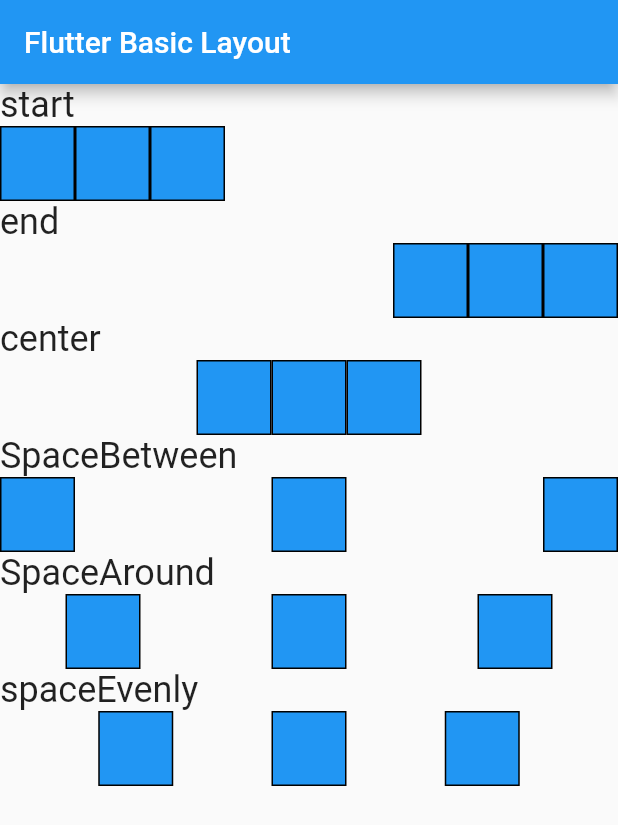
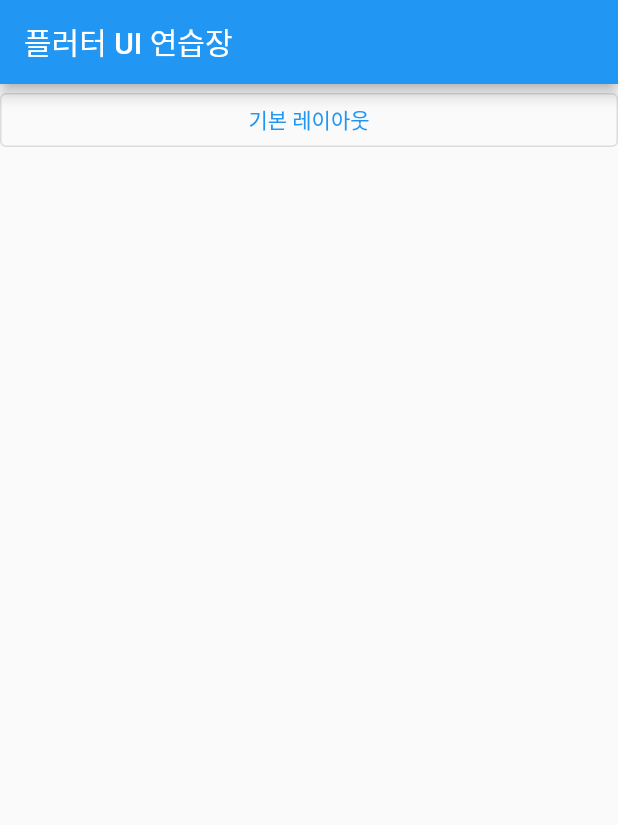
Before and after one commit to ParkJS09/flutter_basic_layout, a Flutter app: the screen it shows after launch, on a phone screen of 412 x 824 dp. Shown: the top 825 px of the screen. Run offline on Flutter 3.47's test engine with Material 2 defaults, Android fonts, the phone set to English and light mode, and no system bars.

Commit message:
[BasicLayout] Row, Column 레이아웃 예제

```diff
--- a/lib/main.dart
+++ b/lib/main.dart
@@ -1,5 +1,8 @@
 import 'package:flutter/material.dart';
-import 'package:flutter_layout_basic/blue_box.dart';
+import 'package:flutter_layout_basic/screens/basic/basic_column_page.dart';
+import 'package:flutter_layout_basic/screens/basic/basic_home_page.dart';
+import 'package:flutter_layout_basic/screens/basic/basic_row_page.dart';
+import 'package:flutter_layout_basic/screens/components/blue_box.dart';
 
 void main() {
   runApp(const MyApp());
@@ -12,11 +15,17 @@ class MyApp extends StatelessWidget {
   @override
   Widget build(BuildContext context) {
     return MaterialApp(
-      title: 'Flutter Demo',
+      title: '플러터 UI 연습장',
       theme: ThemeData(
         primarySwatch: Colors.blue,
       ),
-      home: const BasicPage(),
+      initialRoute: '/',
+      routes: {
+        '/': (context) => const BasicPage(),
+        '/basic': (context) => const BasicHomePage(),
+        '/basic/row': (context) => const BasicRowPage(),
+        '/basic/column': (context) => const BasicColumnPage(),
+      },
     );
   }
 }
@@ -27,106 +36,17 @@ class BasicPage extends StatelessWidget {
   @override
   Widget build(BuildContext context) {
     return Scaffold(
-      appBar: AppBar(
-        title: Text(
-          'Flutter Basic Layout'
+        appBar: AppBar(
+          title: const Text('플러터 UI 연습장'),
         ),
-      ),
-      body: Column(
-        crossAxisAlignment: CrossAxisAlignment.start,
-        children: [
-          const Text('start',
-            textAlign: TextAlign.start,
-            style: TextStyle(
-                fontSize: 24
-            ),),
-          Row(
-            mainAxisAlignment: MainAxisAlignment.start,
-            children: const [
-              BlueBox(),
-              BlueBox(),
-              BlueBox(),
-            ],
-          ),
-          const Text('end',
-            textAlign: TextAlign.start,
-            style: TextStyle(
-                fontSize: 24
-            ),),
-          Row(
-            mainAxisAlignment: MainAxisAlignment.end,
-            children: const [
-              BlueBox(),
-              BlueBox(),
-              BlueBox(),
-            ],
-          ),
-          const Text('center',
-            textAlign: TextAlign.start,
-            style: TextStyle(
-                fontSize: 24
-            ),),
-          Row(
-            mainAxisAlignment: MainAxisAlignment.center,
-            children: const [
-              BlueBox(),
-              BlueBox(),
-              BlueBox(),
-            ],
-          ),
-          const Text('SpaceBetween',
-          textAlign: TextAlign.start,
-          style: TextStyle(
-            fontSize: 24
-          ),),
-          Row(
-            mainAxisAlignment: MainAxisAlignment.spaceBetween,
-            children: const [
-              BlueBox(),
-              BlueBox(),
-              BlueBox(),
-            ],
-          ),
-          const Text('SpaceAround',
-            textAlign: TextAlign.start,
-            style: TextStyle(
-                fontSize: 24
-            ),),
-          Row(
-            mainAxisAlignment: MainAxisAlignment.spaceAround,
-            children: const [
-              BlueBox(),
-              BlueBox(),
-              BlueBox(),
-            ],
-          ),
-          const Text('spaceEvenly',
-            textAlign: TextAlign.start,
-            style: TextStyle(
-                fontSize: 24
-            ),),
-          Row(
-            mainAxisAlignment: MainAxisAlignment.spaceEvenly,
-            children: const [
-              BlueBox(),
-              BlueBox(),
-              BlueBox(),
-            ],
-          ),
-
-        ],
-      ),
-    );
-  }
-
-  Widget showRowLayout(){
-    return Row(
-      mainAxisAlignment: MainAxisAlignment.center,
-      children: [
-        BlueBox(),
-        BlueBox(),
-        BlueBox(),
-      ],
-    );
+        body: ListView(
+          children: [
+            OutlinedButton(
+                onPressed: () {
+                  Navigator.pushNamed(context, '/basic');
+                },
+                child: const Text('기본 레이아웃'))
+          ],
+        ));
   }
 }
```
Also changed, not shown: lib/screens/basic/basic_column_page.dart (added, +51 -0 lines), lib/screens/basic/basic_home_page.dart (added, +24 -0 lines), lib/screens/basic/basic_row_page.dart (added, +100 -0 lines), lib/screens/components/blue_box.dart (renamed from lib/blue_box.dart).
